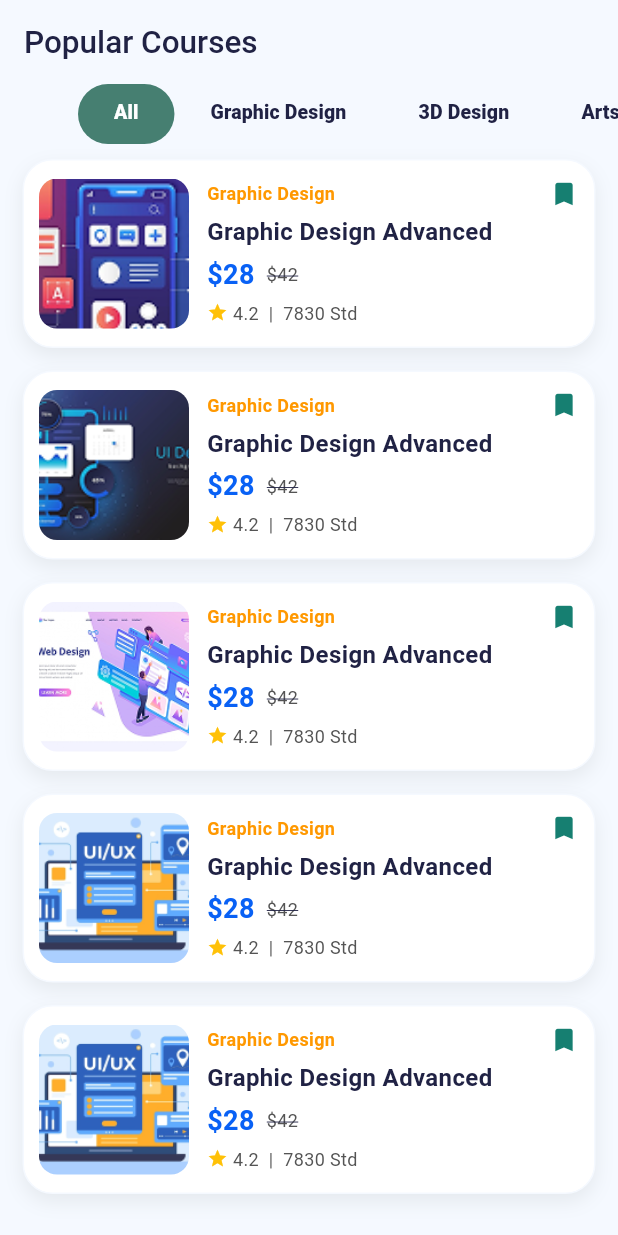
After one commit to shahin758/telead, a Flutter app: the PopularCourses screen opened directly, on a phone screen of 412 x 824 dp. The commit adds this screen. Run offline on Flutter 3.47's test engine with Material 3 defaults, Android fonts, the phone set to English and light mode, and no system bars; our stand-ins replace flutter_svg; Roboto replaces fonts that are missing (Jost).

Commit message:
create popular coueses screen

```diff
--- a/lib/core/constants/app_images.dart
+++ b/lib/core/constants/app_images.dart
@@ -2,6 +2,10 @@ abstract class AppImages {
   static const String logo = 'assets/images/logo.png';
   static const String oval = 'assets/images/oval.png';
   static const String shape = 'assets/images/shape.png';
+  static const String course_1 = 'assets/images/course1.png';
+  static const String course_2 = 'assets/images/course2.png';
+  static const String course_3 = 'assets/images/course3.png';
+  static const String course_4 = 'assets/images/course4.png';
   static const String google = 'assets/icons/google_logo.png';
   static const String apple = 'assets/icons/apple_logo.png';
 }
--- a/lib/core/theme/colors.dart
+++ b/lib/core/theme/colors.dart
@@ -8,4 +8,5 @@ abstract class AppColors {
   static const Color blackColor = Color(0xFF202244);
   static const Color whiteColor = Color(0xFFFFFFFF);
   static const Color hintTextColor = Color(0xFFA0A4AB);
+  static const Color greencolor = Color(0xFF467F71);
 }
--- a/lib/core/theme/themes.dart
+++ b/lib/core/theme/themes.dart
@@ -46,6 +46,7 @@ abstract class AppThemes {
       ),
     ),
     inputDecorationTheme: InputDecorationTheme(
+
       hintStyle: TextStyles.caption1,
       fillColor: AppColors.whiteColor,
       filled: true,
--- /dev/null
+++ b/lib/features/courses/pages/popular_courses.dart
@@ -0,0 +1,79 @@
+import 'package:flutter/material.dart';
+import 'package:telead/core/constants/app_images.dart';
+import 'package:telead/core/theme/colors.dart';
+import 'package:telead/core/theme/text_styles.dart';
+import 'package:telead/features/courses/widgets/course_card.dart';
+
+class PopularCourses extends StatelessWidget {
+  const PopularCourses({super.key});
+
+  @override
+  Widget build(BuildContext context) {
+    List<String> categories = [
+      "All",
+      "Graphic Design",
+      "3D Design",
+      "Arts & Humanities",
+    ];
+    return Scaffold(
+      appBar: AppBar(
+        title: Text(
+          "Popular Courses",
+          style: TextStyles.title.copyWith(
+            fontSize: 21,
+            fontWeight: FontWeight.w500,
+          ),
+        ),
+        centerTitle: false,
+        leadingWidth: 30,
+      ),
+      body: DefaultTabController(
+        length: categories.length,
+        initialIndex: 0,
+        child: Column(
+          children: [
+            SizedBox(
+              height: 40,
+              child: TabBar(
+                indicatorSize: TabBarIndicatorSize.tab,
+                indicatorColor: AppColors.greencolor,
+                dividerColor: Colors.transparent,
+                labelColor: AppColors.whiteColor,
+                unselectedLabelColor: AppColors.blackColor,
+                isScrollable: true,
+                padding: EdgeInsets.zero,
+                indicatorPadding: EdgeInsets.zero,
+                indicator: BoxDecoration(
+                  borderRadius: BorderRadius.circular(20),
+                  color: AppColors.greencolor,
+                ),
+                tabs: categories.map((category) {
+                  return Tab(
+                    child: Padding(
+                      padding: EdgeInsets.symmetric(horizontal: 8, vertical: 3),
+                      child: Text(
+                        category,
+                        style: TextStyles.title.copyWith(fontSize: 13),
+                      ),
+                    ),
+                  );
+                }).toList(),
+              ),
+            ),
+            Expanded(
+              child: ListView(
+                children: [
+                  CourseCard(path: AppImages.course_1),
+                  CourseCard(path: AppImages.course_2),
+                  CourseCard(path: AppImages.course_3),
+                  CourseCard(path: AppImages.course_4),
+                  CourseCard(path: AppImages.course_4),
+                ],
+              ),
+            ),
+          ],
+        ),
+      ),
+    );
+  }
+}
--- /dev/null
+++ b/lib/features/courses/widgets/course_card.dart
@@ -0,0 +1,116 @@
+import 'package:flutter/material.dart';
+import 'package:telead/core/theme/colors.dart';
+
+class CourseCard extends StatelessWidget {
+  const CourseCard({super.key, required this.path});
+
+  final String path;
+
+  @override
+  Widget build(BuildContext context) {
+    return Padding(
+      padding: EdgeInsets.fromLTRB(15, 10, 15, 5),
+      child: Container(
+        width: double.infinity,
+        decoration: BoxDecoration(
+          color: AppColors.whiteColor,
+          borderRadius: BorderRadius.circular(20),
+          border: Border.all(color: AppColors.backgroundcolor),
+          boxShadow: [
+            BoxShadow(
+              color: Color(0xff555e58).withValues(alpha: 0.1),
+              blurRadius: 10,
+              offset: Offset(0, 5),
+            ),
+          ],
+        ),
+        child: Padding(
+          padding: const EdgeInsets.symmetric(horizontal: 10, vertical: 12),
+          child: Row(
+            crossAxisAlignment: CrossAxisAlignment.start,
+            children: [
+              ClipRRect(
+                borderRadius: BorderRadius.circular(12),
+                child: SizedBox(
+                  width: 100,
+                  height: 100,
+                  child: Image.asset(path, fit: BoxFit.cover),
+                ),
+              ),
+              SizedBox(width: 12),
+              Expanded(
+                child: Column(
+                  crossAxisAlignment: CrossAxisAlignment.start,
+                  children: [
+                    Row(
+                      mainAxisAlignment: MainAxisAlignment.spaceBetween,
+                      children: [
+                        Text(
+                          "Graphic Design",
+                          style: TextStyle(
+                            color: Colors.orange,
+                            fontSize: 12,
+                            fontWeight: FontWeight.bold,
+                          ),
+                        ),
+                        Icon(
+                          Icons.bookmark,
+                          color: Color(0xFF167F71),
+                          size: 20,
+                        ),
+                      ],
+                    ),
+                    SizedBox(height: 4),
+                    Text(
+                      "Graphic Design Advanced",
+                      style: TextStyle(
+                        fontWeight: FontWeight.bold,
+                        fontSize: 16,
+                        color: AppColors.blackColor,
+                      ),
+                    ),
+                    SizedBox(height: 4),
+                    Row(
+                      children: [
+                        Text(
+                          "\$28",
+                          style: TextStyle(
+                            color: AppColors.primaryColor,
+                            fontWeight: FontWeight.bold,
+                            fontSize: 18,
+                          ),
+                        ),
+                        SizedBox(width: 8),
+                        Text(
+                          "\$42",
+                          style: TextStyle(
+                            decoration: TextDecoration.lineThrough,
+                            color: AppColors.greyColor,
+                            fontSize: 12,
+                          ),
+                        ),
+                      ],
+                    ),
+                    SizedBox(height: 4),
+                    Row(
+                      children: [
+                        Icon(Icons.star, color: Colors.amber, size: 14),
+                        Text(
+                          " 4.2  |  7830 Std",
+                          style: TextStyle(
+                            fontSize: 12,
+                            color: AppColors.greyColor,
+                          ),
+                        ),
+                      ],
+                    ),
+                  ],
+                ),
+              ),
+            ],
+          ),
+        ),
+      ),
+    );
+  }
+}
--- a/lib/features/search/search_screen.dart
+++ b/lib/features/search/search_screen.dart
@@ -1,6 +1,8 @@
 import 'package:flutter/material.dart';
+import 'package:telead/core/functions/navigation.dart';
 import 'package:telead/core/theme/colors.dart';
 import 'package:telead/core/theme/text_styles.dart';
+import 'package:telead/features/courses/pages/popular_courses.dart';
 
 import '../../core/widgets/custom_text_form_field.dart';
 
@@ -34,7 +36,8 @@ class _SearchScreenState extends State<SearchScreen> {
         centerTitle: false,
         leadingWidth: 30,
       ),
-      body: Padding(
+      body: SingleChildScrollView(
+        child: Padding(
           padding: const EdgeInsets.all(20),
 
           child: Column(
@@ -50,16 +53,22 @@ class _SearchScreenState extends State<SearchScreen> {
                 hintText: "search for",
                 prefixIcon: Icon(Icons.search),
                 suffixIcon: Container(
-                height: 38,
-                width: 38,
-                margin: const EdgeInsets.symmetric(horizontal: 5, vertical: 5),
-                padding: EdgeInsets.all(5),
+                  height: 30,
+                  width: 30,
+
+                  padding: EdgeInsets.all(2),
                   decoration: BoxDecoration(
                     shape: BoxShape.rectangle,
                     color: AppColors.primaryColor,
                     borderRadius: BorderRadius.circular(10),
                   ),
-                child: Icon(Icons.search, color: AppColors.whiteColor),
+                  child: IconButton(
+                    onPressed: () {
+                    pushTo(context, PopularCourses());
+                    },
+                    icon: Icon(Icons.search),
+                    color: AppColors.whiteColor,
+                  ),
                 ),
               ),
               Row(
@@ -167,16 +176,7 @@ class _SearchScreenState extends State<SearchScreen> {
             ],
           ),
         ),
+      ),
     );
   }
 }
-
-// List getProductsByName(String searchkey) {
-//   List filterdProducts = [];
-//   for (var product in allProducts) {
-//     if (product.name.toLowerCase().contains(searchkey)) {
-//       filterdProducts.add(product);
-//     }
-//   }
-//   return filterdProducts;
-// }
```
Also changed, not shown: lib/core/constants/app_fonts.dart (+2 -7 lines), assets/images/course1.png (added), assets/images/course2.png (added), assets/images/course3.png (added), assets/images/course4.png (added), 1 other file. Lines whose indentation alone changed are shown as unchanged.
